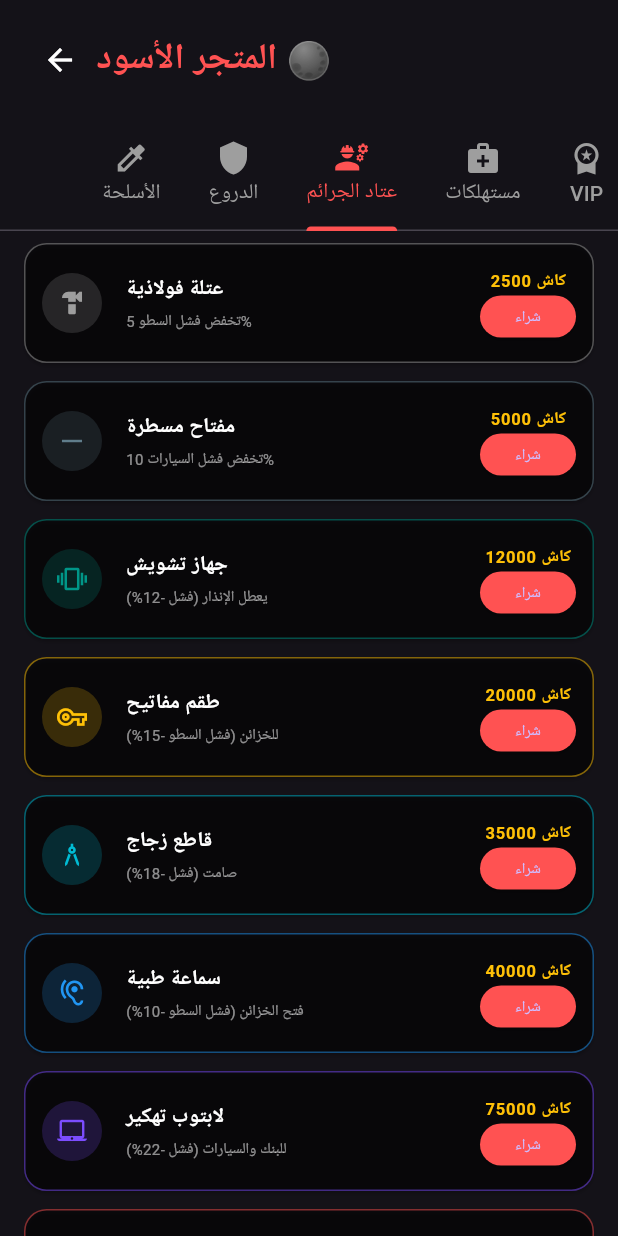
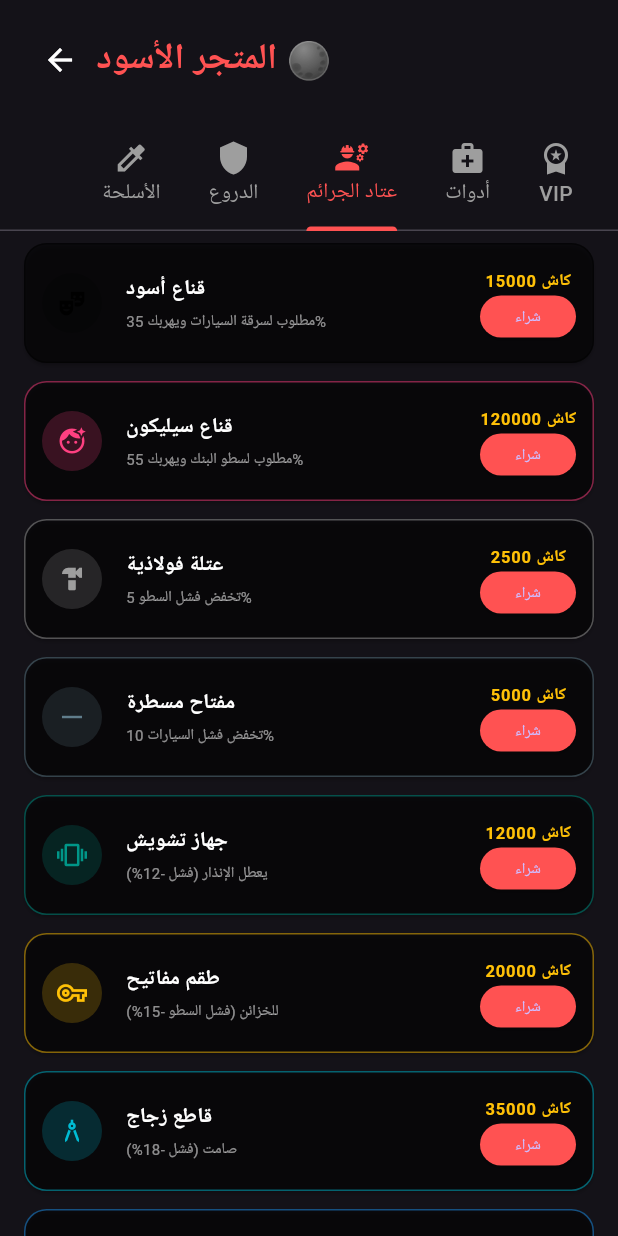
Before and after one commit to scorx187/turf-war, a Flutter app: the BlackMarketView widget shown alone on an empty page, opened directly with empty values, tab 3 chosen, on a phone screen of 412 x 824 dp. Run offline on Flutter 3.47's test engine with Material 3 defaults, Android fonts, the phone set to English and light mode, and no system bars; our stand-ins replace audioplayers, cloud_firestore, firebase_auth, firebase_core; accounts and stored records are empty; Roboto replaces fonts that are missing (Cairo); statements that could not run were skipped.

Commit message:
تحديث لل UX

```diff
--- a/lib/providers/player_provider.dart
+++ b/lib/providers/player_provider.dart
@@ -396,7 +396,7 @@ class PlayerProvider with ChangeNotifier {
       syncCounter++;
 
       if (_heat > 0) {
-        _heat = max(0, _heat - 0.05);
+        _heat = max(0, _heat - 0.0278);
         localChanged = true;
       }
 
--- a/lib/screens/game_screen.dart
+++ b/lib/screens/game_screen.dart
@@ -172,7 +172,11 @@ class _GameScreenState extends State<GameScreen> with WidgetsBindingObserver {
       return PrisonView(
         prisonReleaseTime: player.prisonReleaseTime,
         cash: player.cash,
-        onBailPaid: () { player.payBail(); setState(() { _activeArea = 'الخريطة'; _selectedIndex = 2; }); },
+        onBailPaid: () {
+          player.payBail();
+          // تم مسح الكود اللي يرجعك للخريطة إجبارياً
+          // الآن اللعبة بتخليك في نفس المكان اللي كنت فيه (مثل صفحة الجرائم)
+        },
       );
     }
     if (player.isHospitalized) {
--- a/lib/views/black_market_view.dart
+++ b/lib/views/black_market_view.dart
@@ -15,20 +15,24 @@ class BlackMarketView extends StatelessWidget {
     // --- قائمة بضاعة المتجر الكاملة ---
     final List<Map<String, dynamic>> items = [
       // --- الأسلحة القتالية (PVP) ---
-      {'id': 'dagger', 'name': 'خنجر صدئ', 'description': 'يزيد القوة (+5) والسرعة (+2)', 'price': 1500, 'currency': 'cash', 'icon': Icons.colorize, 'color': Colors.grey, 'type': 'weapon'},
-      {'id': 'revolver', 'name': 'مسدس ريفولفر', 'description': 'يزيد القوة (+20) والسرعة (+5)', 'price': 15000, 'currency': 'cash', 'icon': Icons.shutter_speed, 'color': Colors.blueGrey, 'type': 'weapon'},
-      {'id': 'katana', 'name': 'كاتانا الساموراي', 'description': 'تزيد القوة (+40) والسرعة (+30)', 'price': 85000, 'currency': 'cash', 'icon': Icons.colorize_outlined, 'color': Colors.indigo, 'type': 'weapon'},
-      {'id': 'shotgun', 'name': 'بندقية شوزن', 'description': 'تزيد القوة (+100) والسرعة (-10)', 'price': 250000, 'currency': 'cash', 'icon': Icons.settings_overscan, 'color': Colors.orange, 'type': 'weapon'},
-      {'id': 'sniper', 'name': 'قناصة الصقر', 'description': 'تزيد القوة (+300) والسرعة (+50)', 'price': 1200, 'currency': 'gold', 'icon': Icons.track_changes, 'color': Colors.red, 'type': 'weapon'},
+      {'id': 'dagger', 'name': 'خنجر صدئ', 'description': 'يزيد القوة (+5) والسرعة (+2)', 'price': 1500, 'currency': 'cash', 'icon': Icons.colorize, 'color': Colors.grey, 'type': 'weapon', 'isConsumable': false},
+      {'id': 'revolver', 'name': 'مسدس ريفولفر', 'description': 'يزيد القوة (+20) والسرعة (+5)', 'price': 15000, 'currency': 'cash', 'icon': Icons.shutter_speed, 'color': Colors.blueGrey, 'type': 'weapon', 'isConsumable': false},
+      {'id': 'katana', 'name': 'كاتانا الساموراي', 'description': 'تزيد القوة (+40) والسرعة (+30)', 'price': 85000, 'currency': 'cash', 'icon': Icons.colorize_outlined, 'color': Colors.indigo, 'type': 'weapon', 'isConsumable': false},
+      {'id': 'shotgun', 'name': 'بندقية شوزن', 'description': 'تزيد القوة (+100) والسرعة (-10)', 'price': 250000, 'currency': 'cash', 'icon': Icons.settings_overscan, 'color': Colors.orange, 'type': 'weapon', 'isConsumable': false},
+      {'id': 'sniper', 'name': 'قناصة الصقر', 'description': 'تزيد القوة (+300) والسرعة (+50)', 'price': 1200, 'currency': 'gold', 'icon': Icons.track_changes, 'color': Colors.red, 'type': 'weapon', 'isConsumable': false},
 
       // --- الدروع القتالية (PVP) ---
-      {'id': 'riot_shield', 'name': 'درع مكافحة الشغب', 'description': 'يزيد الدفاع (+15) والمهارة (+5)', 'price': 3000, 'currency': 'cash', 'icon': Icons.shield_outlined, 'color': Colors.blue, 'type': 'armor'},
-      {'id': 'kevlar_vest', 'name': 'سترة واقية', 'description': 'تزيد الدفاع (+40) والمهارة (+15)', 'price': 25000, 'currency': 'cash', 'icon': Icons.shield, 'color': Colors.green, 'type': 'armor'},
-      {'id': 'steel_armor', 'name': 'درع فولاذي', 'description': 'يزيد الدفاع (+120) والمهارة (-5)', 'price': 120000, 'currency': 'cash', 'icon': Icons.security, 'color': Colors.grey, 'type': 'armor'},
-      {'id': 'ninja_suit', 'name': 'زي النينجا الأسود', 'description': 'يزيد الدفاع (+80) والمهارة (+60)', 'price': 500000, 'currency': 'cash', 'icon': Icons.accessibility_new, 'color': Colors.black, 'type': 'armor'},
-      {'id': 'exoskeleton', 'name': 'البدلة الخارقة', 'description': 'تزيد الدفاع (+400) والمهارة (+100)', 'price': 2500, 'currency': 'gold', 'icon': Icons.precision_manufacturing, 'color': Colors.amber, 'type': 'armor'},
+      {'id': 'riot_shield', 'name': 'درع مكافحة الشغب', 'description': 'يزيد الدفاع (+15) والمهارة (+5)', 'price': 3000, 'currency': 'cash', 'icon': Icons.shield_outlined, 'color': Colors.blue, 'type': 'armor', 'isConsumable': false},
+      {'id': 'kevlar_vest', 'name': 'سترة واقية', 'description': 'تزيد الدفاع (+40) والمهارة (+15)', 'price': 25000, 'currency': 'cash', 'icon': Icons.shield, 'color': Colors.green, 'type': 'armor', 'isConsumable': false},
+      {'id': 'steel_armor', 'name': 'درع فولاذي', 'description': 'يزيد الدفاع (+120) والمهارة (-5)', 'price': 120000, 'currency': 'cash', 'icon': Icons.security, 'color': Colors.grey, 'type': 'armor', 'isConsumable': false},
+      {'id': 'ninja_suit', 'name': 'زي النينجا الأسود', 'description': 'يزيد الدفاع (+80) والمهارة (+60)', 'price': 500000, 'currency': 'cash', 'icon': Icons.accessibility_new, 'color': Colors.black, 'type': 'armor', 'isConsumable': false},
+      {'id': 'exoskeleton', 'name': 'البدلة الخارقة', 'description': 'تزيد الدفاع (+400) والمهارة (+100)', 'price': 2500, 'currency': 'gold', 'icon': Icons.precision_manufacturing, 'color': Colors.amber, 'type': 'armor', 'isConsumable': false},
 
-      // --- [جديد] عتاد الجرائم (يخرب ويحتاج إصلاح) ---
+      // --- الأقنعة (مطلوبة للجرائم) ---
+      {'id': 'black_mask', 'name': 'قناع أسود', 'description': 'مطلوب لسرقة السيارات ويهربك 35%', 'price': 15000, 'currency': 'cash', 'icon': Icons.theater_comedy, 'color': Colors.black, 'type': 'mask', 'isConsumable': false},
+      {'id': 'silicon_mask', 'name': 'قناع سيليكون', 'description': 'مطلوب لسطو البنك ويهربك 55%', 'price': 120000, 'currency': 'cash', 'icon': Icons.face_retouching_natural, 'color': Colors.pinkAccent, 'type': 'mask', 'isConsumable': false},
+
+      // --- عتاد الجرائم ---
       {'id': 'crowbar', 'name': 'عتلة فولاذية', 'description': 'تخفض فشل السطو 5%', 'price': 2500, 'currency': 'cash', 'icon': Icons.hardware, 'color': Colors.grey, 'type': 'crime_tool', 'isConsumable': false},
       {'id': 'slim_jim', 'name': 'مفتاح مسطرة', 'description': 'تخفض فشل السيارات 10%', 'price': 5000, 'currency': 'cash', 'icon': Icons.horizontal_rule, 'color': Colors.blueGrey, 'type': 'crime_tool', 'isConsumable': false},
       {'id': 'jammer', 'name': 'جهاز تشويش', 'description': 'يعطل الإنذار (فشل -12%)', 'price': 12000, 'currency': 'cash', 'icon': Icons.vibration, 'color': Colors.teal, 'type': 'crime_tool', 'isConsumable': false},
@@ -39,8 +43,9 @@ class BlackMarketView extends StatelessWidget {
       {'id': 'hydraulic', 'name': 'قاطع هيدروليك', 'description': 'قص الأسوار (فشل -15%)', 'price': 90000, 'currency': 'cash', 'icon': Icons.content_cut, 'color': Colors.redAccent, 'type': 'crime_tool', 'isConsumable': false},
       {'id': 'thermite', 'name': 'ثيرميت حارق', 'description': 'يصهر الأبواب (فشل البنك -25%)', 'price': 150000, 'currency': 'cash', 'icon': Icons.whatshot, 'color': Colors.deepOrange, 'type': 'crime_tool', 'isConsumable': false},
       {'id': 'emp_device', 'name': 'جهاز EMP', 'description': 'يعطل الكاميرات (فشل عام -30%)', 'price': 500, 'currency': 'gold', 'icon': Icons.electric_bolt, 'color': Colors.yellowAccent, 'type': 'crime_tool', 'isConsumable': false},
+      {'id': 'master_key', 'name': 'المفتاح الرئيسي', 'description': 'مطلوب للسطو على الفلل الفاخرة', 'price': 150000, 'currency': 'cash', 'icon': Icons.vpn_key, 'color': Colors.amber, 'type': 'passive', 'isConsumable': false},
 
-      // --- الأدوات والمشروبات (مستهلكات) ---
+      // --- المستهلكات ---
       {'id': 'bribe_small', 'name': 'رشوة محقق', 'description': 'تبريد الحرارة (20 درجة)', 'price': 10000, 'currency': 'cash', 'icon': Icons.handshake, 'color': Colors.teal, 'type': 'consumable', 'isConsumable': true},
       {'id': 'fake_plates', 'name': 'لوحات مزورة', 'description': 'تبريد الحرارة (40 درجة)', 'price': 25000, 'currency': 'cash', 'icon': Icons.subtitles, 'color': Colors.lightBlue, 'type': 'consumable', 'isConsumable': true},
       {'id': 'bribe_big', 'name': 'رشوة كبرى', 'description': 'تصفر الملاحقة فوراً', 'price': 100, 'currency': 'gold', 'icon': Icons.account_balance_sharp, 'color': Colors.amber, 'type': 'consumable', 'isConsumable': true},
@@ -51,9 +56,10 @@ class BlackMarketView extends StatelessWidget {
       {'id': 'smoke_bomb', 'name': 'قنبلة دخانية', 'description': 'هروب فوري من السجن', 'price': 25, 'currency': 'gold', 'icon': Icons.air, 'color': Colors.grey, 'type': 'consumable', 'isConsumable': true},
     ];
 
+    // [الفرز الذكي] وضعنا أدوات الجرائم والأقنعة والمفتاح كلها في تبويب واحد
     final weapons = items.where((item) => item['type'] == 'weapon').toList();
     final armors = items.where((item) => item['type'] == 'armor').toList();
-    final crimeGear = items.where((item) => item['type'] == 'crime_tool').toList();
+    final crimeGear = items.where((item) => item['type'] == 'crime_tool' || item['type'] == 'mask' || item['id'] == 'master_key').toList();
     final tools = items.where((item) => item['type'] == 'consumable').toList();
 
     final List<Map<String, dynamic>> vips = [
@@ -64,7 +70,7 @@ class BlackMarketView extends StatelessWidget {
     ];
 
     return DefaultTabController(
-      length: 5, // زدنا عدد التبويبات إلى 5
+      length: 5,
       child: Column(
         children: [
           Padding(
@@ -81,8 +87,8 @@ class BlackMarketView extends StatelessWidget {
             tabs: [
               Tab(text: 'الأسلحة', icon: Icon(Icons.colorize)),
               Tab(text: 'الدروع', icon: Icon(Icons.shield)),
-              Tab(text: 'عتاد الجرائم', icon: Icon(Icons.engineering)), // التبويب الجديد
-              Tab(text: 'مستهلكات', icon: Icon(Icons.medical_services)),
+              Tab(text: 'عتاد الجرائم', icon: Icon(Icons.engineering)),
+              Tab(text: 'أدوات', icon: Icon(Icons.medical_services)),
               Tab(text: 'VIP', icon: Icon(Icons.workspace_premium)),
             ],
             indicatorColor: Colors.redAccent,
@@ -94,7 +100,7 @@ class BlackMarketView extends StatelessWidget {
               children: [
                 _buildItemsList(player, weapons),
                 _buildItemsList(player, armors),
-                _buildItemsList(player, crimeGear), // عرض عتاد الجرائم
+                _buildItemsList(player, crimeGear),
                 _buildItemsList(player, tools),
                 _buildVIPList(player, vips),
               ],
@@ -120,12 +126,12 @@ class BlackMarketView extends StatelessWidget {
           margin: const EdgeInsets.only(bottom: 12),
           shape: RoundedRectangleBorder(
             borderRadius: BorderRadius.circular(15),
-            side: BorderSide(color: (item['color'] as Color).withValues(alpha:0.5)),
+            side: BorderSide(color: (item['color'] as Color).withValues(alpha: 0.5)),
           ),
           child: ListTile(
             contentPadding: const EdgeInsets.symmetric(horizontal: 12, vertical: 4),
             leading: CircleAvatar(
-              backgroundColor: (item['color'] as Color).withValues(alpha:0.2),
+              backgroundColor: (item['color'] as Color).withValues(alpha: 0.2),
               child: Icon(item['icon'] as IconData, color: item['color'], size: 20),
             ),
             title: Text(item['name'], style: const TextStyle(color: Colors.white, fontWeight: FontWeight.bold, fontSize: 14)),
@@ -172,18 +178,18 @@ class BlackMarketView extends StatelessWidget {
             padding: const EdgeInsets.all(12),
             margin: const EdgeInsets.all(12),
             decoration: BoxDecoration(
-                color: Colors.amber.withValues(alpha:0.1),
+                color: Colors.amber.withValues(alpha: 0.1),
                 borderRadius: BorderRadius.circular(15),
                 border: Border.all(color: Colors.amber)
             ),
             child: Column(
               children: [
-                Row(
+                const Row(
                     mainAxisAlignment: MainAxisAlignment.center,
                     children: [
-                      const Icon(Icons.workspace_premium, color: Colors.amber, size: 20),
-                      const SizedBox(width: 8),
-                      const Text('عضوية VIP مفعلة', style: TextStyle(color: Colors.amber, fontWeight: FontWeight.bold, fontSize: 14))
+                      Icon(Icons.workspace_premium, color: Colors.amber, size: 20),
+                      SizedBox(width: 8),
+                      Text('عضوية VIP مفعلة', style: TextStyle(color: Colors.amber, fontWeight: FontWeight.bold, fontSize: 14))
                     ]
                 ),
                 const SizedBox(height: 2),
@@ -203,7 +209,7 @@ class BlackMarketView extends StatelessWidget {
                 margin: const EdgeInsets.only(bottom: 8),
                 shape: RoundedRectangleBorder(
                     borderRadius: BorderRadius.circular(15),
-                    side: BorderSide(color: Colors.amber.withValues(alpha:0.3))
+                    side: BorderSide(color: Colors.amber.withValues(alpha: 0.3))
                 ),
                 child: ListTile(
                   contentPadding: const EdgeInsets.symmetric(horizontal: 12, vertical: 0),
```
Also changed, not shown: lib/views/crime_view.dart (+80 -34 lines), lib/views/quick_recovery_dialog.dart (+69 -58 lines), lib/views/workshop_view.dart (+59 -63 lines).
